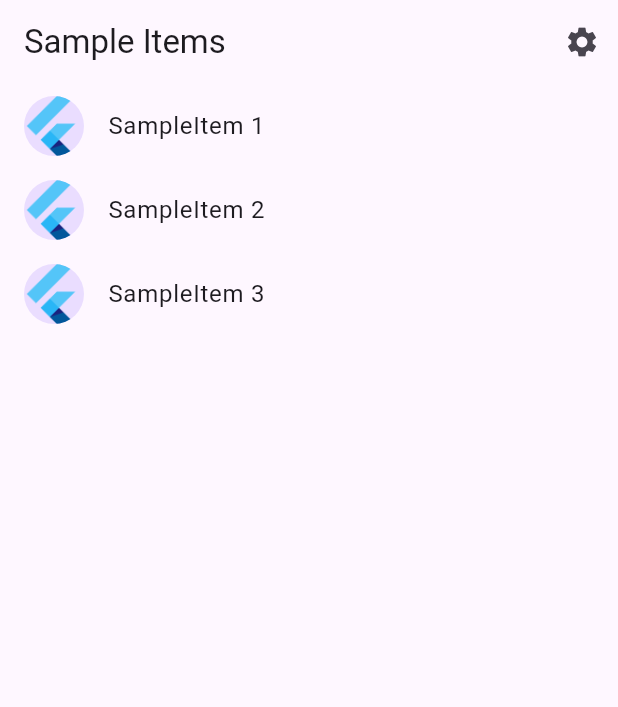
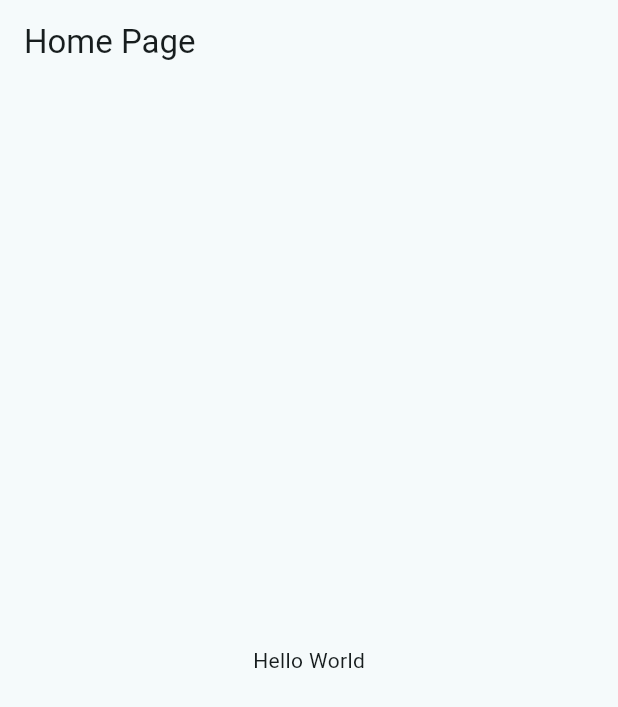
Before and after one commit to actuponit/todo_chat_app, a Flutter app: the screen it shows after launch, on a phone screen of 412 x 824 dp. Shown: the top 707 px of the screen. Run offline on Flutter 3.47's test engine with Material 3 defaults, Android fonts, the phone set to English and light mode, and no system bars; our stand-ins replace firebase_core; accounts and stored records are empty; Roboto replaces fonts that are missing (Poppins).

```diff
--- a/l10n.yaml
+++ /dev/null
@@ -1,3 +0,0 @@
-arb-dir: lib/src/localization
-template-arb-file: app_en.arb
-output-localization-file: app_localizations.dart
--- /dev/null
+++ b/lib/core/app.dart
@@ -0,0 +1,28 @@
+import 'package:flutter/material.dart';
+
+import 'home_page.dart';
+import 'routes.dart';
+
+class MyApp extends StatelessWidget {
+  const MyApp({super.key});
+
+  @override
+  Widget build(BuildContext context) {
+    return MaterialApp(
+      title: 'Flutter interface',
+      onGenerateRoute: generateRoute,
+      home: const HomePage(),
+      theme: ThemeData(
+        colorScheme: ColorScheme.fromSeed(seedColor: Colors.white),
+        primaryColor: const Color.fromRGBO(43, 81, 243, 1),
+        fontFamily: 'Poppins',
+        textTheme: const TextTheme(
+          labelMedium: TextStyle(fontSize: 16.0, color: Color.fromARGB(255, 111, 111, 111), height: 1.5),
+          labelSmall: TextStyle(fontSize: 15.0, color: Color.fromARGB(255, 136, 136, 136), height: 1.5),
+        ),
+        useMaterial3: true,
+      ),
+      debugShowCheckedModeBanner: false,
+    );
+  }
+}
--- /dev/null
+++ b/lib/core/home_page.dart
@@ -0,0 +1,17 @@
+import 'package:flutter/material.dart';
+
+class HomePage extends StatelessWidget {
+  const HomePage({super.key});
+
+  @override
+  Widget build(BuildContext context) {
+    return Scaffold(
+      appBar: AppBar(
+        title: const Text('Home Page'),
+      ),
+      body: const Center(
+        child: Text('Hello World'),
+      ),
+    );
+  }
+}
--- a/lib/src/app.dart
+++ /dev/null
@@ -1,85 +0,0 @@
-import 'package:flutter/material.dart';
-import 'package:flutter_gen/gen_l10n/app_localizations.dart';
-import 'package:flutter_localizations/flutter_localizations.dart';
-
-import 'sample_feature/sample_item_details_view.dart';
-import 'sample_feature/sample_item_list_view.dart';
-import 'settings/settings_controller.dart';
-import 'settings/settings_view.dart';
-
-/// The Widget that configures your application.
-class MyApp extends StatelessWidget {
-  const MyApp({
-    super.key,
-    required this.settingsController,
-  });
-
-  final SettingsController settingsController;
-
-  @override
-  Widget build(BuildContext context) {
-    // Glue the SettingsController to the MaterialApp.
-    //
-    // The ListenableBuilder Widget listens to the SettingsController for changes.
-    // Whenever the user updates their settings, the MaterialApp is rebuilt.
-    return ListenableBuilder(
-      listenable: settingsController,
-      builder: (BuildContext context, Widget? child) {
-        return MaterialApp(
-          // Providing a restorationScopeId allows the Navigator built by the
-          // MaterialApp to restore the navigation stack when a user leaves and
-          // returns to the app after it has been killed while running in the
-          // background.
-          restorationScopeId: 'app',
-
-          // Provide the generated AppLocalizations to the MaterialApp. This
-          // allows descendant Widgets to display the correct translations
-          // depending on the user's locale.
-          localizationsDelegates: const [
-            AppLocalizations.delegate,
-            GlobalMaterialLocalizations.delegate,
-            GlobalWidgetsLocalizations.delegate,
-            GlobalCupertinoLocalizations.delegate,
-          ],
-          supportedLocales: const [
-            Locale('en', ''), // English, no country code
-          ],
-
-          // Use AppLocalizations to configure the correct application title
-          // depending on the user's locale.
-          //
-          // The appTitle is defined in .arb files found in the localization
-          // directory.
-          onGenerateTitle: (BuildContext context) =>
-              AppLocalizations.of(context)!.appTitle,
-
-          // Define a light and dark color theme. Then, read the user's
-          // preferred ThemeMode (light, dark, or system default) from the
-          // SettingsController to display the correct theme.
-          theme: ThemeData(),
-          darkTheme: ThemeData.dark(),
-          themeMode: settingsController.themeMode,
-
-          // Define a function to handle named routes in order to support
-          // Flutter web url navigation and deep linking.
-          onGenerateRoute: (RouteSettings routeSettings) {
-            return MaterialPageRoute<void>(
-              settings: routeSettings,
-              builder: (BuildContext context) {
-                switch (routeSettings.name) {
-                  case SettingsView.routeName:
-                    return SettingsView(controller: settingsController);
-                  case SampleItemDetailsView.routeName:
-                    return const SampleItemDetailsView();
-                  case SampleItemListView.routeName:
-                  default:
-                    return const SampleItemListView();
-                }
-              },
-            );
-          },
-        );
-      },
-    );
-  }
-}
--- a/lib/src/localization/app_en.arb
+++ /dev/null
@@ -1,6 +0,0 @@
-{
-  "appTitle": "todo_chat_app",
-  "@appTitle": {
-    "description": "The title of the application"
-  }
-}
--- a/lib/src/sample_feature/sample_item.dart
+++ /dev/null
@@ -1,6 +0,0 @@
-/// A placeholder class that represents an entity or model.
-class SampleItem {
-  const SampleItem(this.id);
-
-  final int id;
-}
--- a/lib/src/sample_feature/sample_item_list_view.dart
+++ /dev/null
@@ -1,71 +0,0 @@
-import 'package:flutter/material.dart';
-
-import '../settings/settings_view.dart';
-import 'sample_item.dart';
-import 'sample_item_details_view.dart';
-
-/// Displays a list of SampleItems.
-class SampleItemListView extends StatelessWidget {
-  const SampleItemListView({
-    super.key,
-    this.items = const [SampleItem(1), SampleItem(2), SampleItem(3)],
-  });
-
-  static const routeName = '/';
-
-  final List<SampleItem> items;
-
-  @override
-  Widget build(BuildContext context) {
-    return Scaffold(
-      appBar: AppBar(
-        title: const Text('Sample Items'),
-        actions: [
-          IconButton(
-            icon: const Icon(Icons.settings),
-            onPressed: () {
-              // Navigate to the settings page. If the user leaves and returns
-              // to the app after it has been killed while running in the
-              // background, the navigation stack is restored.
-              Navigator.restorablePushNamed(context, SettingsView.routeName);
-            },
-          ),
-        ],
-      ),
-
-      // To work with lists that may contain a large number of items, it’s best
-      // to use the ListView.builder constructor.
-      //
-      // In contrast to the default ListView constructor, which requires
-      // building all Widgets up front, the ListView.builder constructor lazily
-      // builds Widgets as they’re scrolled into view.
-      body: ListView.builder(
-        // Providing a restorationId allows the ListView to restore the
-        // scroll position when a user leaves and returns to the app after it
-        // has been killed while running in the background.
-        restorationId: 'sampleItemListView',
-        itemCount: items.length,
-        itemBuilder: (BuildContext context, int index) {
-          final item = items[index];
-
-          return ListTile(
-            title: Text('SampleItem ${item.id}'),
-            leading: const CircleAvatar(
-              // Display the Flutter Logo image asset.
-              foregroundImage: AssetImage('assets/images/flutter_logo.png'),
-            ),
-            onTap: () {
-              // Navigate to the details page. If the user leaves and returns to
-              // the app after it has been killed while running in the
-              // background, the navigation stack is restored.
-              Navigator.restorablePushNamed(
-                context,
-                SampleItemDetailsView.routeName,
-              );
-            }
-          );
-        },
-      ),
-    );
-  }
-}
--- a/lib/src/settings/settings_controller.dart
+++ /dev/null
@@ -1,50 +0,0 @@
-import 'package:flutter/material.dart';
-
-import 'settings_service.dart';
-
-/// A class that many Widgets can interact with to read user settings, update
-/// user settings, or listen to user settings changes.
-///
-/// Controllers glue Data Services to Flutter Widgets. The SettingsController
-/// uses the SettingsService to store and retrieve user settings.
-class SettingsController with ChangeNotifier {
-  SettingsController(this._settingsService);
-
-  // Make SettingsService a private variable so it is not used directly.
-  final SettingsService _settingsService;
-
-  // Make ThemeMode a private variable so it is not updated directly without
-  // also persisting the changes with the SettingsService.
-  late ThemeMode _themeMode;
-
-  // Allow Widgets to read the user's preferred ThemeMode.
-  ThemeMode get themeMode => _themeMode;
-
-  /// Load the user's settings from the SettingsService. It may load from a
-  /// local database or the internet. The controller only knows it can load the
-  /// settings from the service.
-  Future<void> loadSettings() async {
-    _themeMode = await _settingsService.themeMode();
-
-    // Important! Inform listeners a change has occurred.
-    notifyListeners();
-  }
-
-  /// Update and persist the ThemeMode based on the user's selection.
-  Future<void> updateThemeMode(ThemeMode? newThemeMode) async {
-    if (newThemeMode == null) return;
-
-    // Do not perform any work if new and old ThemeMode are identical
-    if (newThemeMode == _themeMode) return;
-
-    // Otherwise, store the new ThemeMode in memory
-    _themeMode = newThemeMode;
-
-    // Important! Inform listeners a change has occurred.
-    notifyListeners();
-
-    // Persist the changes to a local database or the internet using the
-    // SettingService.
-    await _settingsService.updateThemeMode(newThemeMode);
-  }
-}
--- a/lib/src/settings/settings_service.dart
+++ /dev/null
@@ -1,17 +0,0 @@
-import 'package:flutter/material.dart';
-
-/// A service that stores and retrieves user settings.
-///
-/// By default, this class does not persist user settings. If you'd like to
-/// persist the user settings locally, use the shared_preferences package. If
-/// you'd like to store settings on a web server, use the http package.
-class SettingsService {
-  /// Loads the User's preferred ThemeMode from local or remote storage.
-  Future<ThemeMode> themeMode() async => ThemeMode.system;
-
-  /// Persists the user's preferred ThemeMode to local or remote storage.
-  Future<void> updateThemeMode(ThemeMode theme) async {
-    // Use the shared_preferences package to persist settings locally or the
-    // http package to persist settings over the network.
-  }
-}
--- a/lib/src/settings/settings_view.dart
+++ /dev/null
@@ -1,51 +0,0 @@
-import 'package:flutter/material.dart';
-
-import 'settings_controller.dart';
-
-/// Displays the various settings that can be customized by the user.
-///
-/// When a user changes a setting, the SettingsController is updated and
-/// Widgets that listen to the SettingsController are rebuilt.
-class SettingsView extends StatelessWidget {
-  const SettingsView({super.key, required this.controller});
-
-  static const routeName = '/settings';
-
-  final SettingsController controller;
-
-  @override
-  Widget build(BuildContext context) {
-    return Scaffold(
-      appBar: AppBar(
-        title: const Text('Settings'),
-      ),
-      body: Padding(
-        padding: const EdgeInsets.all(16),
-        // Glue the SettingsController to the theme selection DropdownButton.
-        //
-        // When a user selects a theme from the dropdown list, the
-        // SettingsController is updated, which rebuilds the MaterialApp.
-        child: DropdownButton<ThemeMode>(
-          // Read the selected themeMode from the controller
-          value: controller.themeMode,
-          // Call the updateThemeMode method any time the user selects a theme.
-          onChanged: controller.updateThemeMode,
-          items: const [
-            DropdownMenuItem(
-              value: ThemeMode.system,
-              child: Text('System Theme'),
-            ),
-            DropdownMenuItem(
-              value: ThemeMode.light,
-              child: Text('Light Theme'),
-            ),
-            DropdownMenuItem(
-              value: ThemeMode.dark,
-              child: Text('Dark Theme'),
-            )
-          ],
-        ),
-      ),
-    );
-  }
-}
--- a/pubspec.yaml
+++ b/pubspec.yaml
@@ -10,6 +10,7 @@ environment:
   sdk: ^3.5.3
 
 dependencies:
+  firebase_core: ^3.6.0
   flutter:
     sdk: flutter
   flutter_localizations:
```
Also changed, not shown: lib/core/routes.dart (added, +46 -0 lines), lib/main.dart (+8 -15 lines), lib/src/sample_feature/sample_item_details_view.dart (deleted, +0 -20 lines), firebase.json (added), lib/firebase_options.dart (added), pubspec.lock, 6 other files.
